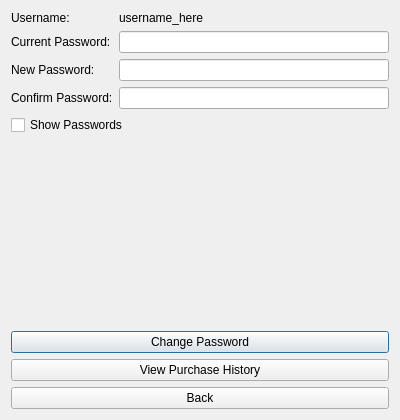
Old version of the form settingspage.ui in the repository Pranamya-N/Inventory-Managment-system-.
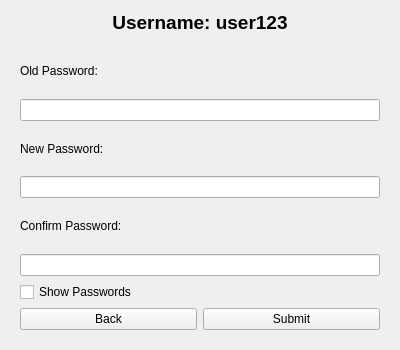
New version of the form. The open tabs and pages were chosen to show the change.

The edit to the form file:
```diff
--- a/settingspage.ui
+++ b/settingspage.ui
@@ -7,109 +7,137 @@
     <x>0</x>
     <y>0</y>
     <width>400</width>
-    <height>420</height>
+    <height>350</height>
    </rect>
   </property>
-  <property name="windowTitle">
-   <string>Settings</string>
-  </property>
-  <layout class="QVBoxLayout" name="verticalLayoutMain">
+  <layout class="QVBoxLayout" name="verticalLayout">
    <item>
-    <layout class="QFormLayout" name="formLayout">
-     <item row="0" column="0">
-      <widget class="QLabel" name="labelUsernameTitle">
-       <property name="text">
-        <string>Username:</string>
-       </property>
-      </widget>
-     </item>
-     <item row="0" column="1">
       <widget class="QLabel" name="labelUsername">
        <property name="text">
-        <string>username_here</string>
-       </property>
-      </widget>
-     </item>
-
-     <item row="1" column="0">
-      <widget class="QLabel" name="labelCurrentPasswordTitle">
+      <string>Username: user123</string>
+     </property>
+     <property name="alignment">
+      <set>Qt::AlignCenter</set>
+     </property>
+     <property name="font">
+      <font>
+       <pointsize>14</pointsize>
+       <weight>75</weight>
+       <bold>true</bold>
+      </font>
+     </property>
+    </widget>
+   </item>
+   <item>
+    <widget class="QStackedWidget" name="stackedWidget">
+     <property name="currentIndex">
+      <number>0</number>
+     </property>
+     <widget class="QWidget" name="pageMenu">
+      <layout class="QVBoxLayout" name="menuLayout">
+       <item>
+        <widget class="QPushButton" name="btnChangePassword">
        <property name="text">
-        <string>Current Password:</string>
+          <string>Change Password</string>
        </property>
       </widget>
      </item>
-     <item row="1" column="1">
-      <widget class="QLineEdit" name="lineEditCurrentPassword">
+       <item>
+        <widget class="QPushButton" name="btnViewHistory">
+         <property name="text">
+          <string>View Purchase History</string>
+         </property>
+        </widget>
+       </item>
+      </layout>
+     </widget>
+     <widget class="QWidget" name="pageChangePassword">
+      <layout class="QVBoxLayout" name="passwordLayout">
+       <item>
+        <widget class="QLabel" name="labelOldPassword">
+         <property name="text">
+          <string>Old Password:</string>
+         </property>
+        </widget>
+       </item>
+       <item>
+        <widget class="QLineEdit" name="lineOldPassword">
        <property name="echoMode">
         <enum>QLineEdit::Password</enum>
        </property>
       </widget>
      </item>
-
-     <item row="2" column="0">
-      <widget class="QLabel" name="labelNewPasswordTitle">
+       <item>
+        <widget class="QLabel" name="labelNewPassword">
        <property name="text">
         <string>New Password:</string>
        </property>
       </widget>
      </item>
-     <item row="2" column="1">
-      <widget class="QLineEdit" name="lineEditNewPassword">
+       <item>
+        <widget class="QLineEdit" name="lineNewPassword">
        <property name="echoMode">
         <enum>QLineEdit::Password</enum>
        </property>
       </widget>
      </item>
-
-     <item row="3" column="0">
-      <widget class="QLabel" name="labelConfirmPasswordTitle">
+       <item>
+        <widget class="QLabel" name="labelConfirmPassword">
        <property name="text">
         <string>Confirm Password:</string>
        </property>
       </widget>
      </item>
-     <item row="3" column="1">
-      <widget class="QLineEdit" name="lineEditConfirmPassword">
+       <item>
+        <widget class="QLineEdit" name="lineConfirmPassword">
        <property name="echoMode">
         <enum>QLineEdit::Password</enum>
        </property>
       </widget>
      </item>
-
-     <item row="4" column="0" colspan="2">
-      <widget class="QCheckBox" name="checkBoxShowPasswords">
+       <item>
+        <widget class="QCheckBox" name="checkShowPassword">
        <property name="text">
         <string>Show Passwords</string>
        </property>
       </widget>
      </item>
-    </layout>
-   </item>
-
    <item>
-    <widget class="QPushButton" name="pushButtonChangePassword">
+        <layout class="QHBoxLayout" name="passwordButtonsLayout">
+         <item>
+          <widget class="QPushButton" name="btnBackPassword">
      <property name="text">
-      <string>Change Password</string>
+            <string>Back</string>
      </property>
     </widget>
    </item>
-
    <item>
-    <widget class="QPushButton" name="pushButtonViewHistory">
+          <widget class="QPushButton" name="btnSubmitPassword">
      <property name="text">
-      <string>View Purchase History</string>
+            <string>Submit</string>
      </property>
     </widget>
    </item>
-
+        </layout>
+       </item>
+      </layout>
+     </widget>
+     <widget class="QWidget" name="pagePurchaseHistory">
+      <layout class="QVBoxLayout" name="historyLayout">
    <item>
-    <widget class="QPushButton" name="pushButtonBack">
+        <widget class="QTableWidget" name="tablePurchaseHistory"/>
+       </item>
+       <item>
+        <widget class="QPushButton" name="btnBackHistory">
      <property name="text">
       <string>Back</string>
      </property>
     </widget>
    </item>
-
+      </layout>
+     </widget>
+    </widget>
+   </item>
   </layout>
  </widget>
  <resources/>
```
Lines whose indentation alone changed are shown as unchanged.
